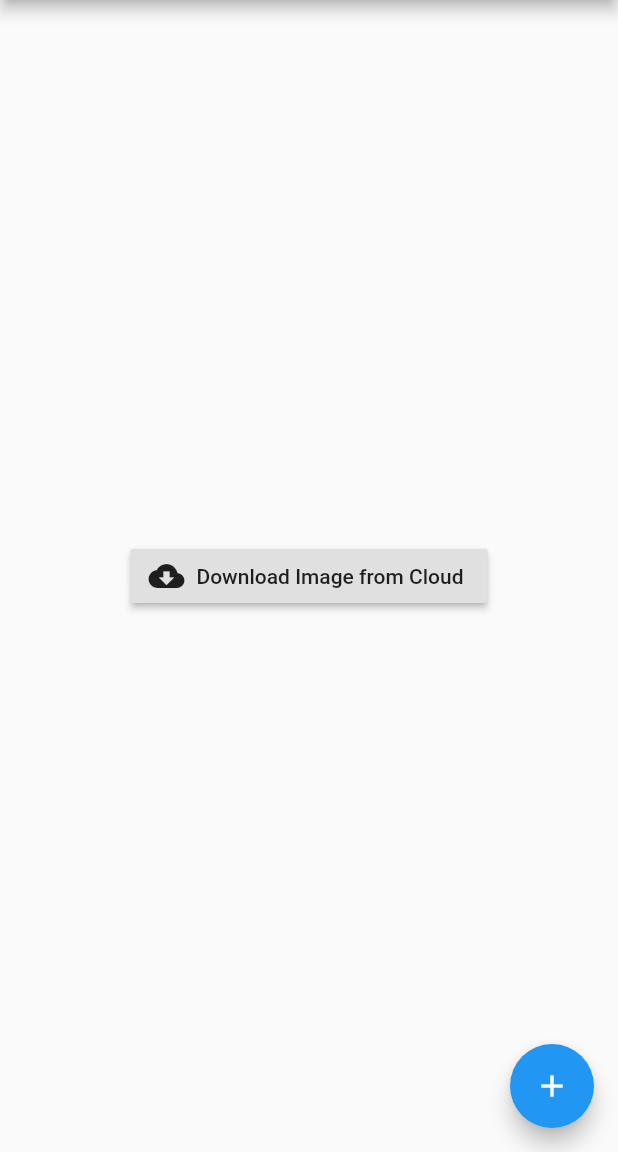
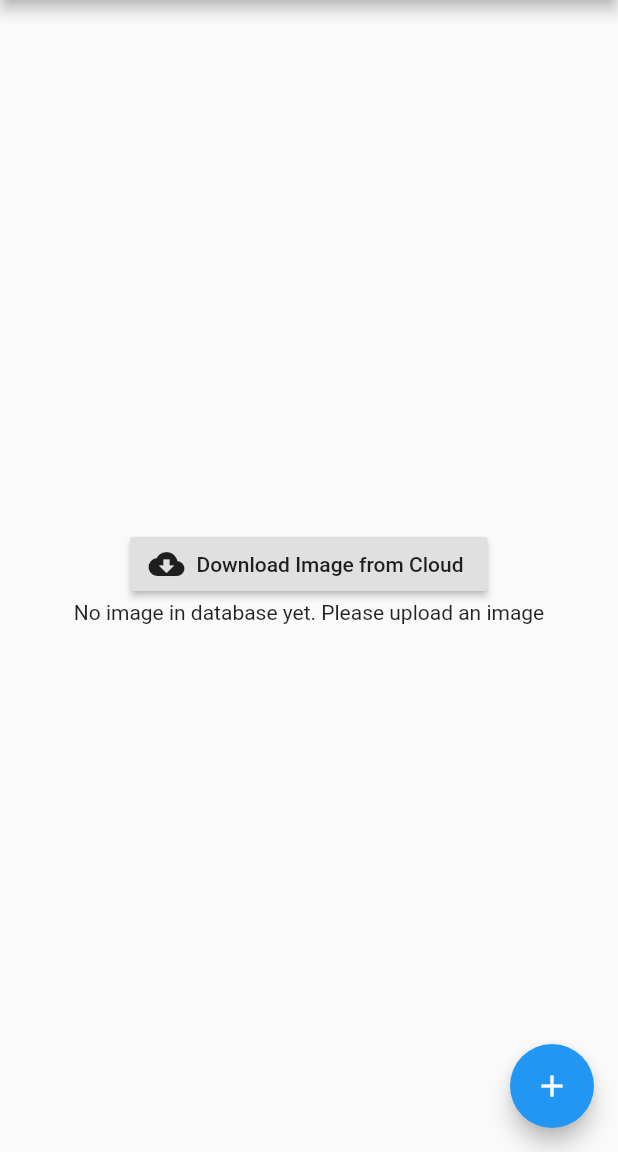
Before and after one commit to MichaelRinglein/photouploader, a Flutter app: the screen it shows once a user with an empty profile is signed in, after a tap on "Download Image from Cloud", on a phone screen of 412 x 824 dp, the part 84-1236 px from its top. Run offline on Flutter 3.47's test engine with Material 2 defaults, Android fonts, the phone set to English and light mode, and no system bars; our stand-ins replace firebase_auth, firebase_core, firebase_storage, flutter_spinkit, google_sign_in, image_picker; accounts and stored records are empty; network calls fail.

Commit message:
Second Version

```diff
--- a/lib/authenticate/sign_in.dart
+++ b/lib/authenticate/sign_in.dart
@@ -23,6 +23,7 @@ class _SignInState extends State<SignIn> {
       ),
       body: Center(
         child: Column(
+          mainAxisAlignment: MainAxisAlignment.center,
           children: [
             RaisedButton.icon(
               label: Text('Sign In Anonymously'),
--- a/lib/services/downloader.dart
+++ b/lib/services/downloader.dart
@@ -12,8 +12,10 @@ class _DownloaderState extends State<Downloader> {
 
   final FirebaseStorage _storage = FirebaseStorage(storageBucket: 'gs://photouploader-bff44.appspot.com/');
   String _url;
+  bool noImage = false;
 
   void _startDownload() async {
+    try {
       final user = Provider.of<UserModel>(context, listen: false);
       String filePath = 'image/${user.uid}/${user.uid}.png';
 
@@ -22,7 +24,15 @@ class _DownloaderState extends State<Downloader> {
       setState(() {
         String url = _url;
       });
+    } catch(e) {
+      print(e.toString());
 
+      setState(() {
+        noImage = true;
+      });
+    }
+
+    print(noImage);
 
   }
 
@@ -47,12 +57,20 @@ class _DownloaderState extends State<Downloader> {
         ],
       )
       :
+      Column(
+        children: [
           RaisedButton.icon(
             label: Text('Download Image from Cloud'),
             icon: Icon(Icons.cloud_download),
             onPressed: _startDownload,
+          ),
+          noImage == true ?
+          Text('No image in database yet. Please upload an image') :
+          Container(),
+        ],
       )
       );
+
     }
 
   }
```
Also changed, not shown: lib/services/uploader.dart (+15 -8 lines). Lines whose indentation alone changed are shown as unchanged.
